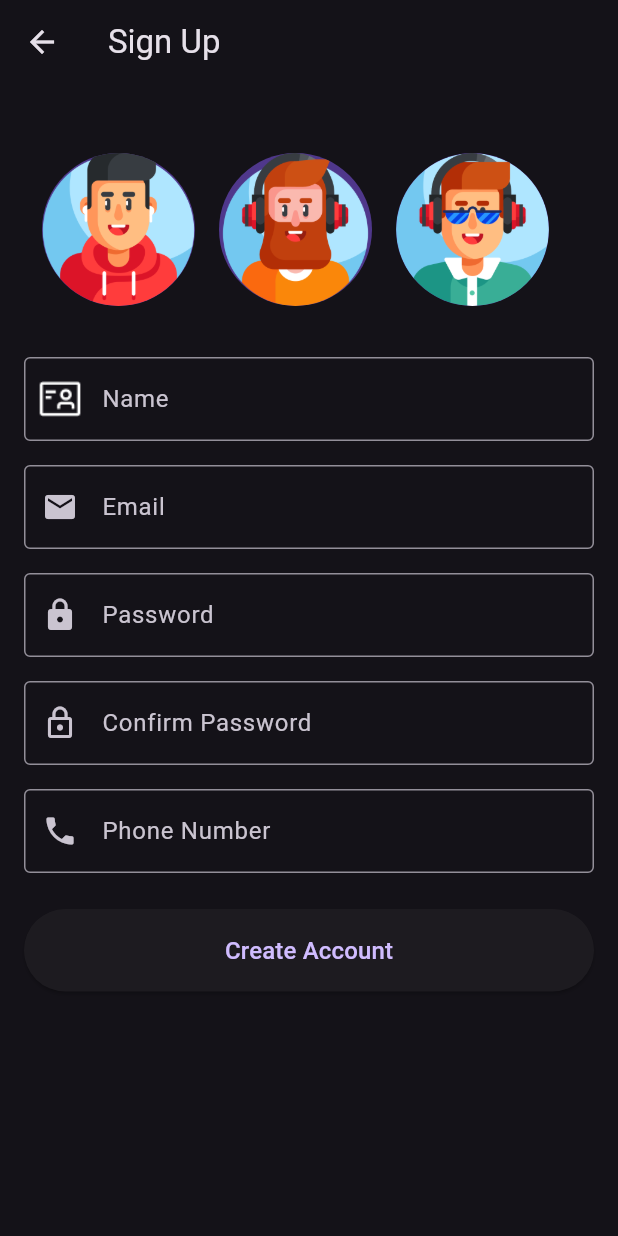
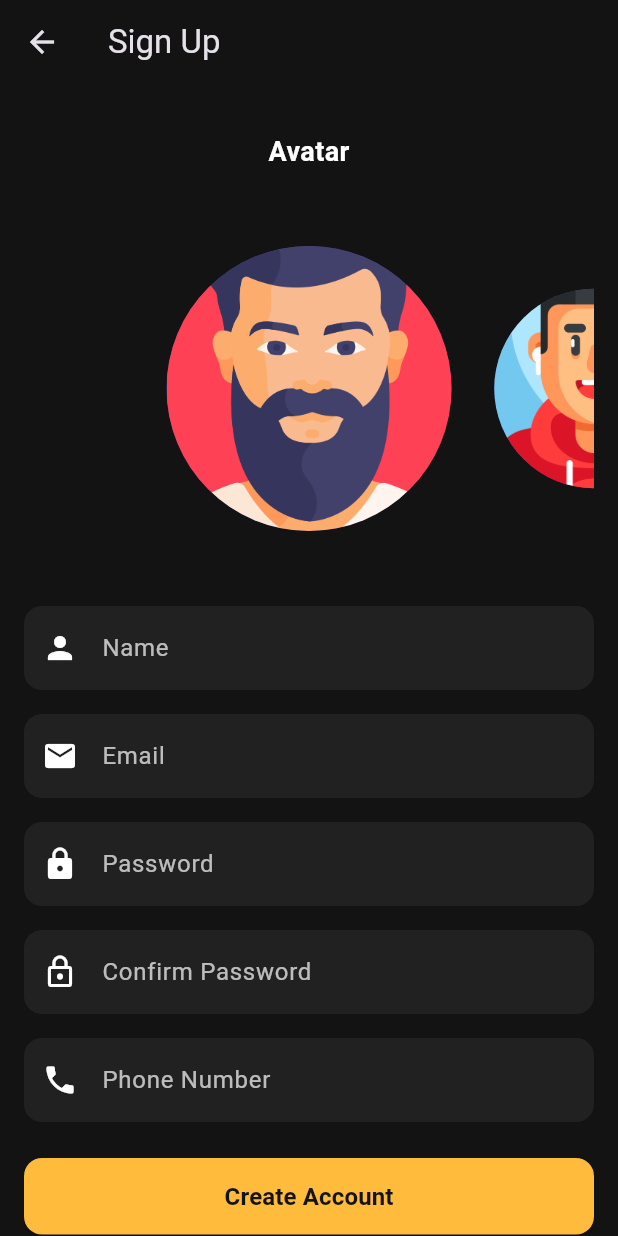
Before and after one commit to Eslammsaleh/movie_app, a Flutter app: the SignUpPage screen opened by its route, on a phone screen of 412 x 824 dp. Run offline on Flutter 3.47's test engine with Material 3 defaults, Android fonts, the phone set to English and light mode, and no system bars; our stand-ins replace shared_preferences; accounts and stored records are empty.

Commit message:
التعديلات اللي عملتها (مثلاً: تعديل في AvatarSelector)

```diff
--- /dev/null
+++ b/lib/constant/colors_pallet.dart
@@ -0,0 +1,12 @@
+import 'dart:ui';
+
+abstract class ColorsPallet{
+  static const primaryColor =Color(0xFFFFBB3B);
+  static const black =Color(0xFF121312);
+  static const white = Color(0xFFFFFFFF);
+  static const gray = Color(0xFF282A28);
+  static const green = Color(0xFF57AA53);
+  static const red = Color(0xFFE82626);
+
+
+}
--- a/lib/layout/home.dart
+++ b/lib/layout/home.dart
@@ -1,4 +1,5 @@
 import 'package:flutter/material.dart';
+import 'package:flutter_application_1/constant/colors_pallet.dart';
 
 class Home extends StatelessWidget {
   const Home({super.key});
@@ -6,10 +7,10 @@ class Home extends StatelessWidget {
   @override
   Widget build(BuildContext context) {
     return Scaffold(
-      backgroundColor: Colors.black,
+      backgroundColor: ColorsPallet.black,
       appBar: AppBar(title: const Text('Home')),
       body: const Center(
-        child: Text('Home', style: TextStyle(color: Colors.white)),
+        child: Text('Home', style: TextStyle(color: ColorsPallet.white)),
       ),
     );
   }
--- a/lib/modules/avatar_selector.dart
+++ b/lib/modules/avatar_selector.dart
@@ -1,5 +1,5 @@
 import 'package:flutter/material.dart';
-import 'package:flutter_application_1/constant/app_constant.dart';
+import 'package:flutter_application_1/constant/assets_maneger.dart';
 
 class AvatarSelector extends StatefulWidget {
   const AvatarSelector({super.key});
@@ -10,45 +10,76 @@ class AvatarSelector extends StatefulWidget {
 
 class _AvatarSelectorState extends State<AvatarSelector> {
   final List<String> avatars = [
-    AppConstant.avatar1,
-    AppConstant.avatar2,
-    AppConstant.avatar3,
+    AssetsManeger.avatarOne,
+    AssetsManeger.avatarTwo,
+    AssetsManeger.avatarThree,
+    AssetsManeger.avatarFour,
+    AssetsManeger.avatarFive,
+    AssetsManeger.avatarSix,
+    AssetsManeger.avatarSeven,
+    AssetsManeger.avatarEight,
+    AssetsManeger.avatarNine,
   ];
 
-  String? selectedAvatar;
+  late PageController _pageController;
+  int currentPage = 0;
+
+  @override
+  void initState() {
+    super.initState();
+    _pageController = PageController(
+      viewportFraction: 0.5, // show part of left & right
+      initialPage: 0,
+    );
+  }
 
   @override
   Widget build(BuildContext context) {
-    return SizedBox(
-      height: 130, // اضبط ارتفاع أكبر من radius عشان الصور تبان تمام
-      child: ListView.builder(
-        scrollDirection: Axis.horizontal,
-        padding: const EdgeInsets.symmetric(horizontal: 4),
+    return Column(
+      mainAxisAlignment: MainAxisAlignment.center,
+      children: [
+        const Text(
+          "Avatar",
+          style: TextStyle(
+            fontSize: 18,
+            fontWeight: FontWeight.bold,
+            color: Colors.white,
+          ),
+        ),
+        const SizedBox(height: 20),
+
+        SizedBox(
+          height: 250,
+          child: PageView.builder(
+            controller: _pageController,
             itemCount: avatars.length,
-        itemBuilder: (context, index) {
-          final avatar = avatars[index];
-          final isSelected = selectedAvatar == avatar;
-
-          return Center(
-            // يخلّي الصورة في وسط الصف
-            child: GestureDetector(
-              onTap: () {
+            onPageChanged: (index) {
               setState(() {
-                  selectedAvatar = avatar;
+                currentPage = index;
               });
             },
-              child: AnimatedContainer(
-                duration: const Duration(milliseconds: 200),
-                margin: const EdgeInsets.symmetric(horizontal: 8),
+            itemBuilder: (context, index) {
+              // Distance from current page
+              double scale = currentPage == index ? 1.0 : 0.7;
+
+              return TweenAnimationBuilder(
+                tween: Tween<double>(begin: scale, end: scale),
+                duration: const Duration(milliseconds: 300),
+                curve: Curves.ease,
+                builder: (context, value, child) {
+                  return Transform.scale(
+                    scale: value,
                     child: CircleAvatar(
-                  radius: isSelected ? 56 : 51, // يكبر شوية لو مختار
-                  backgroundImage: AssetImage(avatar),
-                ),
-              ),
+                      radius: 80,
+                      backgroundImage: AssetImage(avatars[index]),
                     ),
                   );
                 },
+              );
+            },
           ),
+        ),
+      ],
     );
   }
 }
--- a/lib/screens/signup_page.dart
+++ b/lib/screens/signup_page.dart
@@ -1,5 +1,7 @@
 import 'package:flutter/material.dart';
 import 'package:flutter_application_1/modules/avatar_selector.dart';
+import 'package:flutter_application_1/screens/login_page.dart';
+import 'package:flutter_application_1/constant/colors_pallet.dart';
 
 class SignUpPage extends StatefulWidget {
   const SignUpPage({super.key});
@@ -11,7 +13,6 @@ class SignUpPage extends StatefulWidget {
 class _SignUpPageState extends State<SignUpPage> {
   final _formKey = GlobalKey<FormState>();
 
-  // المتغيرات لتخزين القيم
   String name = '';
   String email = '';
   String password = '';
@@ -21,9 +22,12 @@ class _SignUpPageState extends State<SignUpPage> {
   @override
   Widget build(BuildContext context) {
     return Scaffold(
-      appBar: AppBar(title: const Text("Sign Up")),
+      backgroundColor: ColorsPallet.black,
+      appBar: AppBar(
+        backgroundColor: ColorsPallet.black,
+        title: const Text("Sign Up"),
+      ),
       body: SingleChildScrollView(
-        child: Padding(
         padding: const EdgeInsets.all(16.0),
         child: Column(
           children: [
@@ -39,19 +43,17 @@ class _SignUpPageState extends State<SignUpPage> {
                   // Name
                   TextFormField(
                     decoration: InputDecoration(
-                        labelText: "Name",
-                        border: const OutlineInputBorder(),
-                        prefixIcon: Padding(
-                          padding: const EdgeInsets.all(
-                            8.0,
-                          ), // مسافة داخلية للصورة
-                          child: Image.asset(
-                            "assets/icons/NameIcon.png",
-                            width: 24,
-                            height: 24,
+                      hintText: "Name",
+                      prefixIcon: const Icon(Icons.person, color: ColorsPallet.white),
+                      filled: true,
+                      fillColor: Colors.grey[900],
+                      hintStyle: const TextStyle(color: Colors.white70),
+                      border: OutlineInputBorder(
+                        borderRadius: BorderRadius.circular(12),
+                        borderSide: BorderSide.none,
                       ),
                     ),
-                      ),
+                    style: const TextStyle(color: Colors.white),
                     onSaved: (value) => name = value ?? '',
                     validator: (value) {
                       if (value == null || value.isEmpty) {
@@ -60,16 +62,22 @@ class _SignUpPageState extends State<SignUpPage> {
                       return null;
                     },
                   ),
-
                   const SizedBox(height: 16),
 
                   // Email
                   TextFormField(
-                      decoration: const InputDecoration(
-                        labelText: "Email",
-                        border: OutlineInputBorder(),
-                        prefixIcon: Icon(Icons.email),
+                    decoration: InputDecoration(
+                      hintText: "Email",
+                      prefixIcon: const Icon(Icons.email, color: ColorsPallet.white),
+                      filled: true,
+                      fillColor: Colors.grey[900],
+                      hintStyle: const TextStyle(color: Colors.white70),
+                      border: OutlineInputBorder(
+                        borderRadius: BorderRadius.circular(12),
+                        borderSide: BorderSide.none,
                       ),
+                    ),
+                    style: const TextStyle(color: Colors.white),
                     keyboardType: TextInputType.emailAddress,
                     onSaved: (value) => email = value ?? '',
                     validator: (value) {
@@ -86,12 +94,19 @@ class _SignUpPageState extends State<SignUpPage> {
 
                   // Password
                   TextFormField(
-                      decoration: const InputDecoration(
-                        labelText: "Password",
-                        border: OutlineInputBorder(),
-                        prefixIcon: Icon(Icons.lock),
+                    obscureText: true,
+                    decoration: InputDecoration(
+                      hintText: "Password",
+                      prefixIcon: const Icon(Icons.lock, color: ColorsPallet.white),
+                      filled: true,
+                      fillColor: Colors.grey[900],
+                      hintStyle: const TextStyle(color: Colors.white70),
+                      border: OutlineInputBorder(
+                        borderRadius: BorderRadius.circular(12),
+                        borderSide: BorderSide.none,
                       ),
-                      obscureText: true,
+                    ),
+                    style: const TextStyle(color: Colors.white),
                     onSaved: (value) => password = value ?? '',
                     validator: (value) {
                       if (value == null || value.isEmpty) {
@@ -107,12 +122,19 @@ class _SignUpPageState extends State<SignUpPage> {
 
                   // Confirm Password
                   TextFormField(
-                      decoration: const InputDecoration(
-                        labelText: "Confirm Password",
-                        border: OutlineInputBorder(),
-                        prefixIcon: Icon(Icons.lock_outline),
+                    obscureText: true,
+                    decoration: InputDecoration(
+                      hintText: "Confirm Password",
+                      prefixIcon: const Icon(Icons.lock_outline, color: ColorsPallet.white),
+                      filled: true,
+                      fillColor: Colors.grey[900],
+                      hintStyle: const TextStyle(color: Colors.white70),
+                      border: OutlineInputBorder(
+                        borderRadius: BorderRadius.circular(12),
+                        borderSide: BorderSide.none,
                       ),
-                      obscureText: true,
+                    ),
+                    style: const TextStyle(color: Colors.white),
                     onSaved: (value) => confirmPassword = value ?? '',
                     validator: (value) {
                       if (value == null || value.isEmpty) {
@@ -128,11 +150,18 @@ class _SignUpPageState extends State<SignUpPage> {
 
                   // Phone Number
                   TextFormField(
-                      decoration: const InputDecoration(
-                        labelText: "Phone Number",
-                        border: OutlineInputBorder(),
-                        prefixIcon: Icon(Icons.phone),
+                    decoration: InputDecoration(
+                      hintText: "Phone Number",
+                      prefixIcon: const Icon(Icons.phone, color: ColorsPallet.white),
+                      filled: true,
+                      fillColor: Colors.grey[900],
+                      hintStyle: const TextStyle(color: Colors.white70),
+                      border: OutlineInputBorder(
+                        borderRadius: BorderRadius.circular(12),
+                        borderSide: BorderSide.none,
                       ),
+                    ),
+                    style: const TextStyle(color: Colors.white),
                     keyboardType: TextInputType.phone,
                     onSaved: (value) => phone = value ?? '',
                     validator: (value) {
@@ -154,20 +183,62 @@ class _SignUpPageState extends State<SignUpPage> {
                       onPressed: () {
                         if (_formKey.currentState!.validate()) {
                           _formKey.currentState!.save();
-                            // هنا ممكن تضيف وظيفة تسجيل الحساب
                           ScaffoldMessenger.of(context).showSnackBar(
                             const SnackBar(content: Text('Account Created!')),
                           );
                         }
                       },
-                        child: const Padding(
-                          padding: EdgeInsets.symmetric(vertical: 16),
-                          child: Text(
+                      style: ElevatedButton.styleFrom(
+                        backgroundColor: ColorsPallet.primaryColor,
+                        foregroundColor: ColorsPallet.black,
+                        padding: const EdgeInsets.symmetric(vertical: 14),
+                        shape: RoundedRectangleBorder(
+                          borderRadius: BorderRadius.circular(12),
+                        ),
+                      ),
+                      child: const Text(
                         "Create Account",
-                            style: TextStyle(fontSize: 16),
+                        style: TextStyle(fontSize: 16, fontWeight: FontWeight.bold),
                       ),
                     ),
                   ),
+                  const SizedBox(height: 15),
+
+                  // Already Have Account
+                  Row(
+                    mainAxisAlignment: MainAxisAlignment.center,
+                    children: [
+                      const Text(
+                        "Already Have Account ? ",
+                        style: TextStyle(color: Colors.white70),
+                      ),
+                      GestureDetector(
+                        onTap: () {
+                          Navigator.push(
+                            context,
+                            MaterialPageRoute(builder: (_) => const LoginPage()),
+                          );
+                        },
+                        child: const Text(
+                          "Login",
+                          style: TextStyle(
+                            color: ColorsPallet.primaryColor,
+                            fontWeight: FontWeight.bold,
+                          ),
+                        ),
+                      ),
+                    ],
+                  ),
+                  const SizedBox(height: 20),
+
+                  // Flags
+                  Row(
+                    mainAxisAlignment: MainAxisAlignment.center,
+                    children: [
+                      Image.asset("assets/icons/EG (3).png", height: 30),
+                      const SizedBox(width: 10),
+                      Image.asset("assets/icons/LR (6).png", height: 30),
+                    ],
                   ),
                 ],
               ),
@@ -175,7 +246,6 @@ class _SignUpPageState extends State<SignUpPage> {
           ],
         ),
       ),
-      ),
     );
   }
 }
--- a/lib/screens/splashscreen.dart
+++ b/lib/screens/splashscreen.dart
@@ -20,7 +20,7 @@ class _SplashScreenState extends State<SplashScreen> {
     final prefs = await SharedPreferences.getInstance();
     final seenOnboarding = prefs.getBool('seenOnboarding') ?? false;
 
-    await Future.delayed(const Duration(seconds: 3)); // مدة عرض Splash
+    await Future.delayed(const Duration(seconds: 3));
 
     if (!mounted) return;
 
@@ -37,7 +37,7 @@ class _SplashScreenState extends State<SplashScreen> {
       body: SizedBox.expand(
         child: Image.asset(
           "assets/image/Splash Screen (4).png",
-          fit: BoxFit.fill, // خلي الصورة تغطي الشاشة كلها
+          fit: BoxFit.fill,
         ),
       ),
     );
```
Also changed, not shown: lib/layout/profile/profile.dart (+14 -13 lines), lib/layout/profile/ubdate_profile.dart (+22 -21 lines), lib/screens/forget_password.dart (+9 -8 lines), lib/screens/login_page.dart (+16 -19 lines), lib/screens/main_page.dart (+7 -6 lines), lib/screens/onbording_screen.dart (+11 -10 lines). Lines whose indentation alone changed are shown as unchanged.
